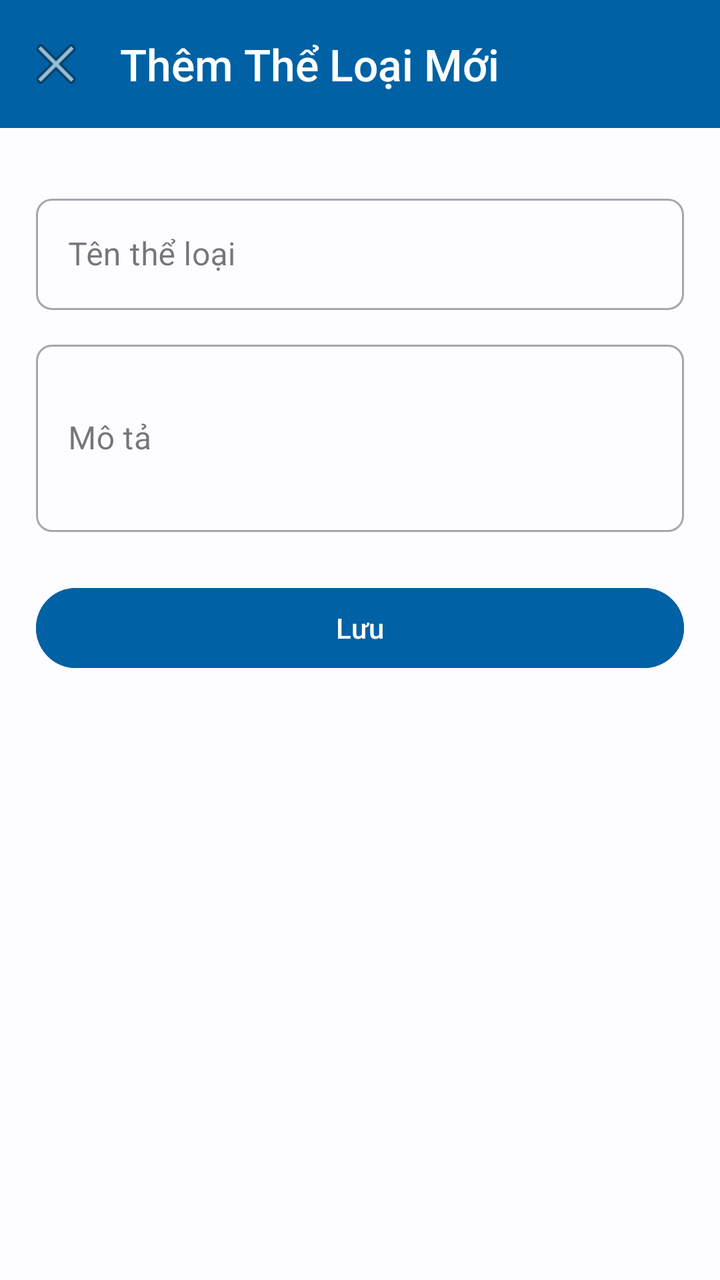
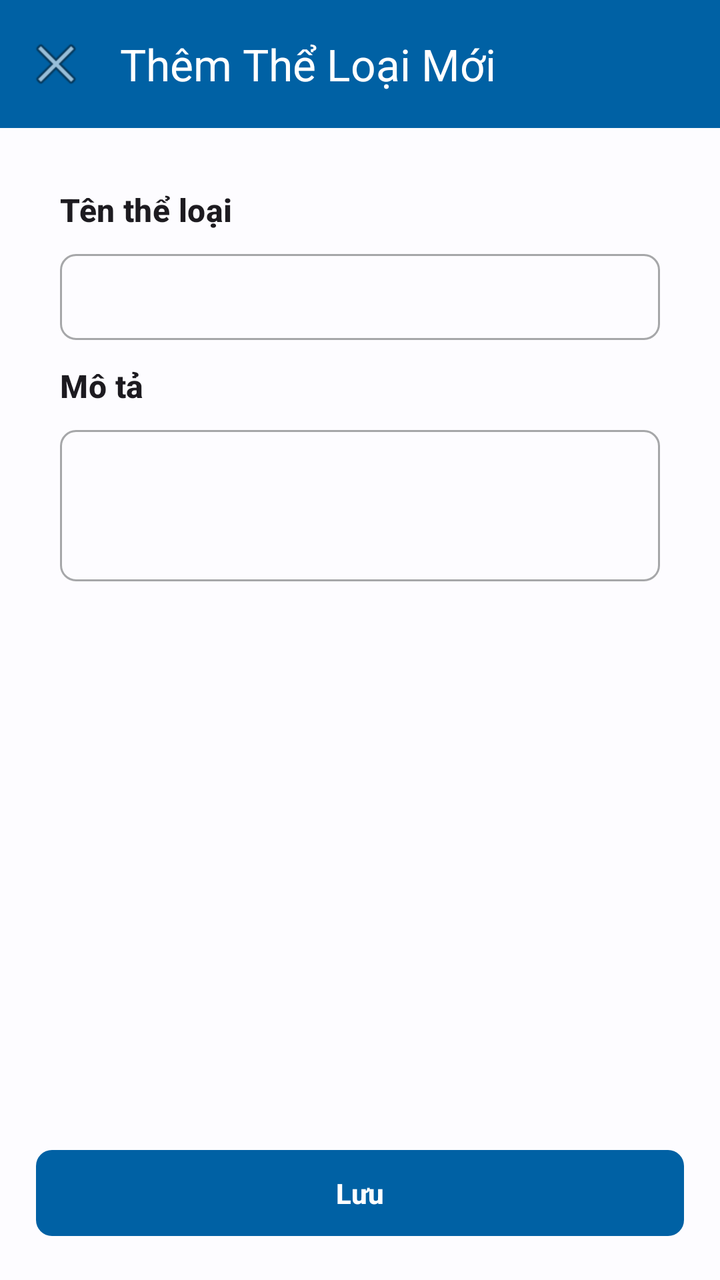

Before-and-after screenshots of an Android layout around one commit, followed by the original layout XML and the change that was made.
<!-- AndroidManifest.xml: application theme Theme.LearningEnglishApplication -->
<!-- res/layout/dialog_add_category.xml -->
<?xml version="1.0" encoding="utf-8"?>
<androidx.constraintlayout.widget.ConstraintLayout xmlns:android="http://schemas.android.com/apk/res/android"
    xmlns:app="http://schemas.android.com/apk/res-auto"
    android:layout_width="match_parent"
    android:layout_height="match_parent"
    android:background="@color/background_color">

    <com.google.android.material.appbar.MaterialToolbar
        android:id="@+id/toolbar_add_category"
        android:layout_width="match_parent"
        android:layout_height="?attr/actionBarSize"
        android:background="?attr/colorPrimary"
        app:title="Thêm Thể Loại Mới"
        app:titleTextColor="@color/white"
        app:navigationIcon="@android:drawable/ic_menu_close_clear_cancel"
        app:layout_constraintTop_toTopOf="parent"
        app:layout_constraintStart_toStartOf="parent"
        app:layout_constraintEnd_toEndOf="parent"/>

    <LinearLayout
        android:layout_width="match_parent"
        android:layout_height="0dp"
        android:orientation="vertical"
        android:padding="@dimen/spacing_large"
        app:layout_constraintTop_toBottomOf="@id/toolbar_add_category"
        app:layout_constraintBottom_toBottomOf="parent"
        app:layout_constraintStart_toStartOf="parent"
        app:layout_constraintEnd_toEndOf="parent">

        <com.google.android.material.textfield.TextInputLayout
            android:layout_width="match_parent"
            android:layout_height="wrap_content"
            android:layout_marginTop="@dimen/spacing_medium"
            android:hint="Tên thể loại"
            style="@style/Widget.MaterialComponents.TextInputLayout.OutlinedBox">

            <com.google.android.material.textfield.TextInputEditText
                android:id="@+id/et_category_name"
                android:layout_width="match_parent"
                android:layout_height="wrap_content"
                android:inputType="text"/>
        </com.google.android.material.textfield.TextInputLayout>

        <com.google.android.material.textfield.TextInputLayout
            android:layout_width="match_parent"
            android:layout_height="wrap_content"
            android:layout_marginTop="@dimen/spacing_medium"
            android:hint="Mô tả"
            style="@style/Widget.MaterialComponents.TextInputLayout.OutlinedBox">

            <com.google.android.material.textfield.TextInputEditText
                android:id="@+id/et_category_description"
                android:layout_width="match_parent"
                android:layout_height="wrap_content"
                android:inputType="textMultiLine"
                android:minLines="3"/>
        </com.google.android.material.textfield.TextInputLayout>

        <com.google.android.material.button.MaterialButton
            android:id="@+id/btn_save_category"
            android:layout_width="match_parent"
            android:layout_height="wrap_content"
            android:layout_marginTop="@dimen/spacing_extra_large"
            android:text="Lưu"
            android:backgroundTint="?attr/colorPrimary"
            android:textColor="@color/white"/>
    </LinearLayout>
</androidx.constraintlayout.widget.ConstraintLayout>
<!-- resources referenced by this layout -->
<resources>
  <color name="background_color">@color/background</color>
  <color name="white">#FFFFFF</color>
  <dimen name="spacing_extra_large">32dp</dimen>
  <dimen name="spacing_large">24dp</dimen>
  <dimen name="spacing_medium">16dp</dimen>
  <color name="background">#FDFCFF</color>
  <color name="primary">#0061A4</color>
  <color name="primary_container">#D1E4FF</color>
  <color name="on_primary">#FFFFFF</color>
  <color name="on_primary_container">#001D36</color>
  <color name="secondary">#535F70</color>
  <color name="secondary_container">#D7E3F7</color>
  <color name="on_secondary">#FFFFFF</color>
  <color name="on_secondary_container">#101C2B</color>
  <color name="tertiary">#6B5778</color>
  <color name="tertiary_container">#F2DAFF</color>
  <color name="on_tertiary">#FFFFFF</color>
  <color name="on_tertiary_container">#251431</color>
  <color name="error">#BA1A1A</color>
  <color name="error_container">#FFDAD6</color>
  <color name="on_error">#FFFFFF</color>
  <color name="on_error_container">#410002</color>
  <color name="surface">#FDFCFF</color>
  <color name="surface_variant">#DFE2EB</color>
  <color name="surface_container_lowest">#FFFFFF</color>
  <color name="surface_container_low">#F8F9FF</color>
  <color name="surface_container">#F3F4F9</color>
  <color name="surface_container_high">#EEF0F5</color>
  <color name="surface_container_highest">#E9EBF0</color>
  <color name="on_surface">#1A1C1E</color>
  <color name="on_surface_variant">#43474E</color>
  <color name="outline">#73777F</color>
  <color name="outline_variant">#C3C7CF</color>
  <style name="TextAppearance.App.DisplayLarge" parent="TextAppearance.Material3.DisplayLarge">
          <item name="fontFamily">@string/font_family_display</item>
      </style>
  <style name="TextAppearance.App.DisplayMedium" parent="TextAppearance.Material3.DisplayMedium">
          <item name="fontFamily">@string/font_family_display</item>
      </style>
  <style name="TextAppearance.App.DisplaySmall" parent="TextAppearance.Material3.DisplaySmall">
          <item name="fontFamily">@string/font_family_display</item>
      </style>
  <style name="TextAppearance.App.TitleLarge" parent="TextAppearance.Material3.TitleLarge">
          <item name="fontFamily">@string/font_family_title</item>
      </style>
  <style name="TextAppearance.App.TitleMedium" parent="TextAppearance.Material3.TitleMedium">
          <item name="fontFamily">@string/font_family_title</item>
      </style>
  <style name="TextAppearance.App.TitleSmall" parent="TextAppearance.Material3.TitleSmall">
          <item name="fontFamily">@string/font_family_title</item>
      </style>
  <style name="TextAppearance.App.BodyLarge" parent="TextAppearance.Material3.BodyLarge">
          <item name="fontFamily">@string/font_family_body</item>
      </style>
  <style name="TextAppearance.App.BodyMedium" parent="TextAppearance.Material3.BodyMedium">
          <item name="fontFamily">@string/font_family_body</item>
      </style>
  <style name="TextAppearance.App.BodySmall" parent="TextAppearance.Material3.BodySmall">
          <item name="fontFamily">@string/font_family_body</item>
      </style>
  <style name="TextAppearance.App.LabelLarge" parent="TextAppearance.Material3.LabelLarge">
          <item name="fontFamily">@string/font_family_label</item>
      </style>
  <style name="TextAppearance.App.LabelMedium" parent="TextAppearance.Material3.LabelMedium">
          <item name="fontFamily">@string/font_family_label</item>
      </style>
  <style name="TextAppearance.App.LabelSmall" parent="TextAppearance.Material3.LabelSmall">
          <item name="fontFamily">@string/font_family_label</item>
      </style>
  <string name="font_family_display">sans-serif-light</string>
  <string name="font_family_headline">sans-serif</string>
  <string name="font_family_title">sans-serif-medium</string>
  <string name="font_family_body">sans-serif</string>
  <string name="font_family_label">sans-serif-medium</string>
  <!-- unchanged entries left out for length: 7 -->
</resources>

<!-- the commit's change to res/layout/dialog_add_category.xml (unified diff, before → after) -->
@@ -1,9 +1,11 @@
 <?xml version="1.0" encoding="utf-8"?>
-<androidx.constraintlayout.widget.ConstraintLayout xmlns:android="http://schemas.android.com/apk/res/android"
+<LinearLayout xmlns:android="http://schemas.android.com/apk/res/android"
     xmlns:app="http://schemas.android.com/apk/res-auto"
     android:layout_width="match_parent"
     android:layout_height="match_parent"
-    android:background="@color/background_color">
+    android:orientation="vertical"
+    android:background="@color/background_color"
+    android:elevation="8dp">
 
     <com.google.android.material.appbar.MaterialToolbar
         android:id="@+id/toolbar_add_category"
@@ -11,58 +13,85 @@
         android:layout_height="?attr/actionBarSize"
         android:background="?attr/colorPrimary"
         app:title="Thêm Thể Loại Mới"
-        app:titleTextColor="@color/white"
-        app:navigationIcon="@android:drawable/ic_menu_close_clear_cancel"
-        app:layout_constraintTop_toTopOf="parent"
-        app:layout_constraintStart_toStartOf="parent"
-        app:layout_constraintEnd_toEndOf="parent"/>
+        app:titleTextColor="@android:color/white"
+        app:titleTextAppearance="@style/TextAppearance.Material3.TitleLarge"
+        app:navigationIcon="@android:drawable/ic_menu_close_clear_cancel" />
 
-    <LinearLayout
+    <ScrollView
         android:layout_width="match_parent"
         android:layout_height="0dp"
-        android:orientation="vertical"
-        android:padding="@dimen/spacing_large"
-        app:layout_constraintTop_toBottomOf="@id/toolbar_add_category"
-        app:layout_constraintBottom_toBottomOf="parent"
-        app:layout_constraintStart_toStartOf="parent"
-        app:layout_constraintEnd_toEndOf="parent">
+        android:layout_weight="1"
+        android:padding="@dimen/spacing_large">
 
-        <com.google.android.material.textfield.TextInputLayout
+        <LinearLayout
             android:layout_width="match_parent"
             android:layout_height="wrap_content"
-            android:layout_marginTop="@dimen/spacing_medium"
-            android:hint="Tên thể loại"
-            style="@style/Widget.MaterialComponents.TextInputLayout.OutlinedBox">
+            android:orientation="vertical"
+            android:background="@android:color/transparent"
+            android:padding="@dimen/spacing_medium">
 
-            <com.google.android.material.textfield.TextInputEditText
-                android:id="@+id/et_category_name"
+            <TextView
+                android:layout_width="wrap_content"
+                android:layout_height="wrap_content"
+                android:text="Tên thể loại"
+                android:textSize="@dimen/text_size_large"
+                android:textStyle="bold"
+                android:layout_marginBottom="@dimen/spacing_small"
+                style="@style/TextAppearance.Material3.TitleMedium" />
+                
+            <com.google.android.material.textfield.TextInputLayout
                 android:layout_width="match_parent"
                 android:layout_height="wrap_content"
-                android:inputType="text"/>
-        </com.google.android.material.textfield.TextInputLayout>
+                android:layout_marginBottom="@dimen/spacing_medium"
+                style="@style/Widget.MaterialComponents.TextInputLayout.OutlinedBox">
 
-        <com.google.android.material.textfield.TextInputLayout
-            android:layout_width="match_parent"
-            android:layout_height="wrap_content"
-            android:layout_marginTop="@dimen/spacing_medium"
-            android:hint="Mô tả"
-            style="@style/Widget.MaterialComponents.TextInputLayout.OutlinedBox">
+                <com.google.android.material.textfield.TextInputEditText
+                    android:id="@+id/et_category_name"
+                    android:layout_width="match_parent"
+                    android:layout_height="wrap_content"
+                    android:inputType="text"
+                    android:textSize="@dimen/text_size_medium"
+                    android:padding="@dimen/spacing_medium" />
+            </com.google.android.material.textfield.TextInputLayout>
 
-            <com.google.android.material.textfield.TextInputEditText
-                android:id="@+id/et_category_description"
+            <TextView
+                android:layout_width="wrap_content"
+                android:layout_height="wrap_content"
+                android:text="Mô tả"
+                android:textSize="@dimen/text_size_large"
+                android:textStyle="bold"
+                android:layout_marginBottom="@dimen/spacing_small"
+                style="@style/TextAppearance.Material3.TitleMedium" />
+                
+            <com.google.android.material.textfield.TextInputLayout
                 android:layout_width="match_parent"
                 android:layout_height="wrap_content"
-                android:inputType="textMultiLine"
-                android:minLines="3"/>
-        </com.google.android.material.textfield.TextInputLayout>
+                android:layout_marginBottom="@dimen/spacing_medium"
+                style="@style/Widget.MaterialComponents.TextInputLayout.OutlinedBox">
 
-        <com.google.android.material.button.MaterialButton
-            android:id="@+id/btn_save_category"
-            android:layout_width="match_parent"
-            android:layout_height="wrap_content"
-            android:layout_marginTop="@dimen/spacing_extra_large"
-            android:text="Lưu"
-            android:backgroundTint="?attr/colorPrimary"
-            android:textColor="@color/white"/>
-    </LinearLayout>
-</androidx.constraintlayout.widget.ConstraintLayout>
+                <com.google.android.material.textfield.TextInputEditText
+                    android:id="@+id/et_category_description"
+                    android:layout_width="match_parent"
+                    android:layout_height="wrap_content"
+                    android:inputType="textMultiLine"
+                    android:minLines="3"
+                    android:textSize="@dimen/text_size_medium"
+                    android:padding="@dimen/spacing_medium" />
+            </com.google.android.material.textfield.TextInputLayout>
+        </LinearLayout>
+    </ScrollView>
+
+    <com.google.android.material.button.MaterialButton
+        android:id="@+id/btn_save_category"
+        android:layout_width="match_parent"
+        android:layout_height="wrap_content"
+        android:text="Lưu"
+        android:textSize="@dimen/text_size_medium"
+        android:textStyle="bold"
+        android:padding="@dimen/spacing_medium"
+        app:cornerRadius="8dp"
+        android:layout_marginStart="@dimen/spacing_large"
+        android:layout_marginEnd="@dimen/spacing_large"
+        android:layout_marginBottom="@dimen/spacing_large" />
+
+</LinearLayout>
<!-- resource entries referenced after the edit -->
@@ -1,10 +1,11 @@
 <!-- resources referenced by this layout -->
 <resources>
   <color name="background_color">@color/background</color>
-  <color name="white">#FFFFFF</color>
-  <dimen name="spacing_extra_large">32dp</dimen>
   <dimen name="spacing_large">24dp</dimen>
   <dimen name="spacing_medium">16dp</dimen>
+  <dimen name="spacing_small">8dp</dimen>
+  <dimen name="text_size_large">18sp</dimen>
+  <dimen name="text_size_medium">16sp</dimen>
   <color name="background">#FDFCFF</color>
   <color name="primary">#0061A4</color>
   <color name="primary_container">#D1E4FF</color>
